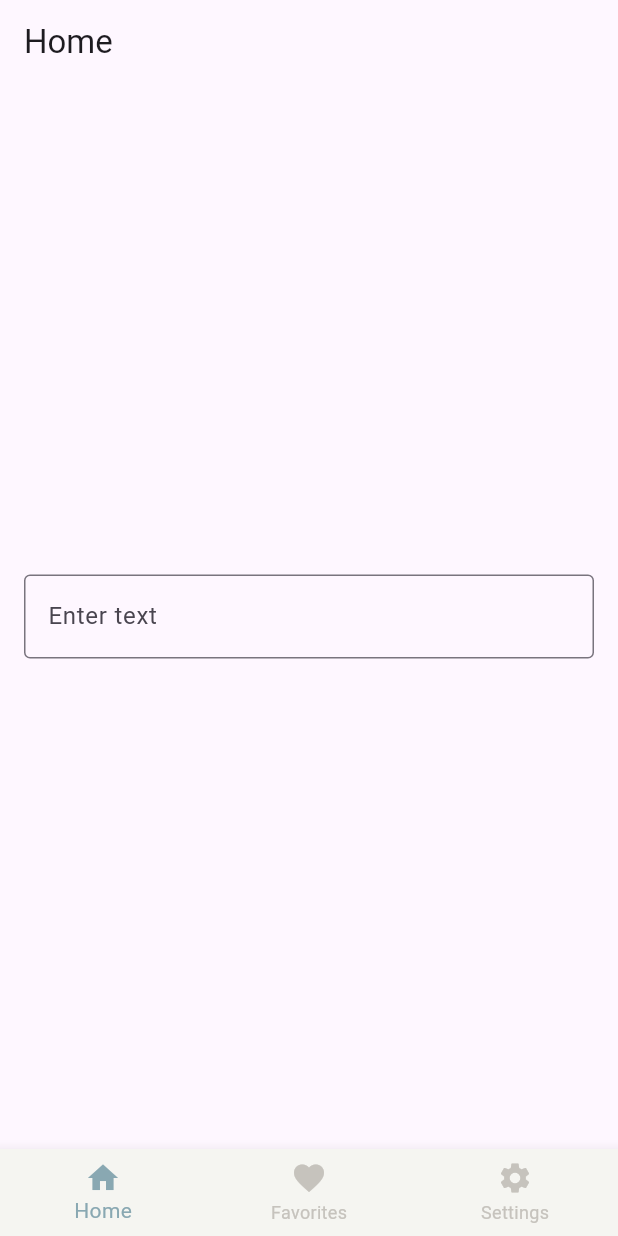
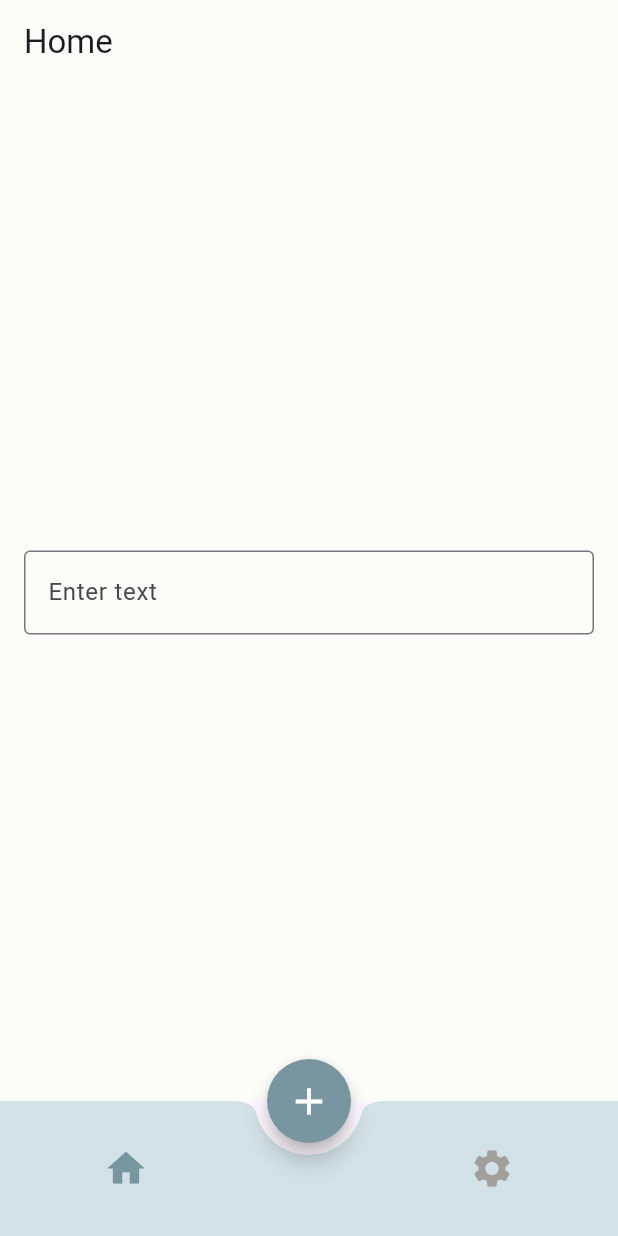
Before and after one commit to serraisik5/MindfulnesApp, a Flutter app: the screen it shows after launch, on a phone screen of 412 x 824 dp. Run offline on Flutter 3.47's test engine with Material 3 defaults, Android fonts, the phone set to English and light mode, and no system bars; our stand-ins replace get.

Commit message:
ui updates

```diff
--- a/frontend/lib/helpers/constants/colors.dart
+++ b/frontend/lib/helpers/constants/colors.dart
@@ -1,9 +1,11 @@
 import 'package:flutter/material.dart';
 
-const Color appPrimary = Color(0xFF89A8B2);
-const Color appSecondary = Color(0xFFB3C8CF);
-const Color appTertiary = Color.fromARGB(255, 198, 195, 189);
-const Color appBackground = Color.fromARGB(255, 245, 245, 241);
+const Color appPrimary = Color.fromARGB(255, 119, 150, 160);
+const Color appSecondary = Color.fromARGB(255, 210, 225, 230);
+const Color appTertiary = Color.fromARGB(255, 161, 159, 156);
+const Color appBackground = Color.fromARGB(255, 252, 252, 249);
+const Color appLightCream = Color.fromARGB(255, 217, 224, 228);
+
 const Color k202020 = Color(0xFF202020);
 const Color kC2C2C2 = Color(0xFFC2C2C2);
 const Color kCCCCCC = Color(0xFFCCCCCC);
--- a/frontend/lib/modules/base/views/base_view.dart
+++ b/frontend/lib/modules/base/views/base_view.dart
@@ -34,19 +34,45 @@ class _BaseViewState extends State<BaseView> {
         index: selectedIndex,
         children: _screens,
       ),
-      bottomNavigationBar: BottomNavigationBar(
-        backgroundColor: appBackground,
-        selectedItemColor: appPrimary,
-        unselectedItemColor: appTertiary,
-        currentIndex: selectedIndex,
-        onTap: _onItemTapped,
-        items: const [
-          BottomNavigationBarItem(icon: Icon(Icons.home), label: 'Home'),
-          BottomNavigationBarItem(
-              icon: Icon(Icons.favorite), label: 'Favorites'),
-          BottomNavigationBarItem(icon: Icon(Icons.settings), label: 'Settings')
-        ],
+      bottomNavigationBar: Container(
+        decoration: BoxDecoration(
+          borderRadius: BorderRadius.all(
+            Radius.circular(90),
+          ),
+        ),
+        height: 90,
+        child: BottomAppBar(
+          shape: const CircularNotchedRectangle(),
+          notchMargin: 8.0,
+          color: appSecondary,
+          child: Row(
+            mainAxisAlignment: MainAxisAlignment.spaceAround,
+            children: [
+              IconButton(
+                icon: Icon(Icons.home,
+                    size: 30,
+                    color: selectedIndex == 0 ? appPrimary : appTertiary),
+                onPressed: () => _onItemTapped(0),
+              ),
+              const SizedBox(width: 20), // Space for the FAB
+              IconButton(
+                icon: Icon(Icons.settings,
+                    size: 30,
+                    color: selectedIndex == 2 ? appPrimary : appTertiary),
+                onPressed: () => _onItemTapped(2),
+              ),
+            ],
+          ),
+        ),
       ),
+      floatingActionButton: FloatingActionButton(
+        elevation: 6,
+        backgroundColor: appPrimary, // Customize as needed
+        shape: const CircleBorder(),
+        onPressed: () => _onItemTapped(1), // Tap to select Favorites
+        child: const Icon(size: 30, Icons.add, color: Colors.white),
+      ),
+      floatingActionButtonLocation: FloatingActionButtonLocation.centerDocked,
     );
   }
 }
--- a/frontend/lib/modules/home/views/home_view.dart
+++ b/frontend/lib/modules/home/views/home_view.dart
@@ -1,4 +1,5 @@
 import 'package:flutter/material.dart';
+import 'package:minder_frontend/helpers/constants/colors.dart';
 
 class HomeView extends StatelessWidget {
   const HomeView({super.key});
@@ -6,7 +7,9 @@ class HomeView extends StatelessWidget {
   @override
   Widget build(BuildContext context) {
     return Scaffold(
+      backgroundColor: appBackground,
       appBar: AppBar(
+        backgroundColor: appBackground,
         title: Text('Home'),
       ),
       body: Center(
```
Also changed, not shown: 2 other files.
